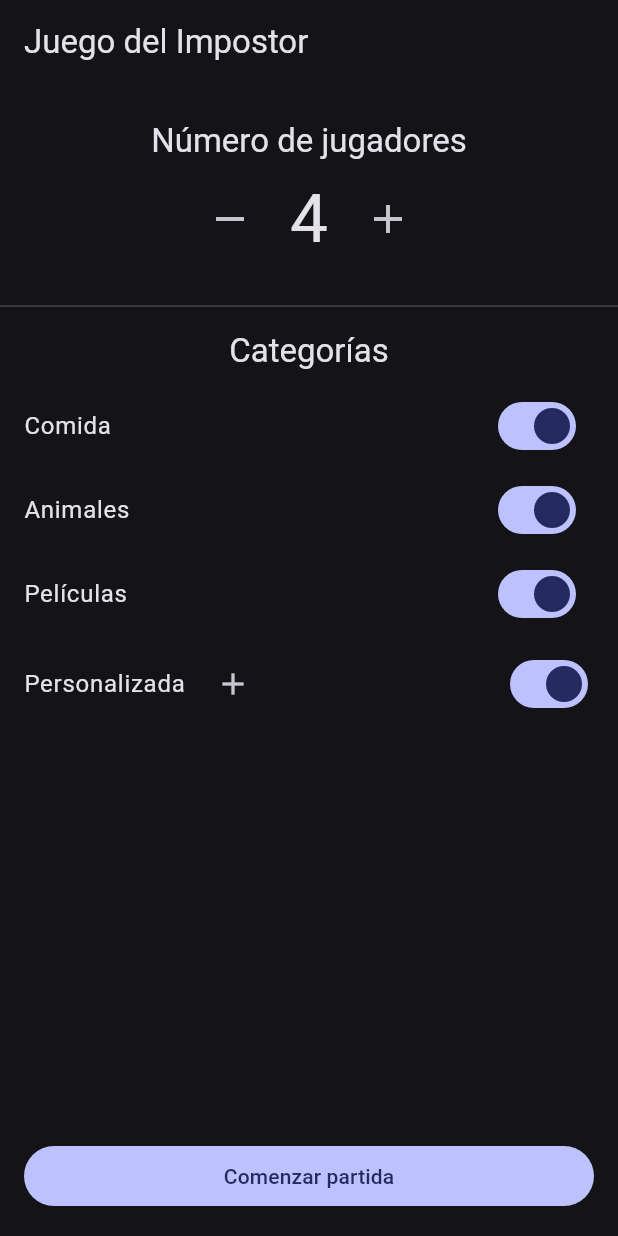
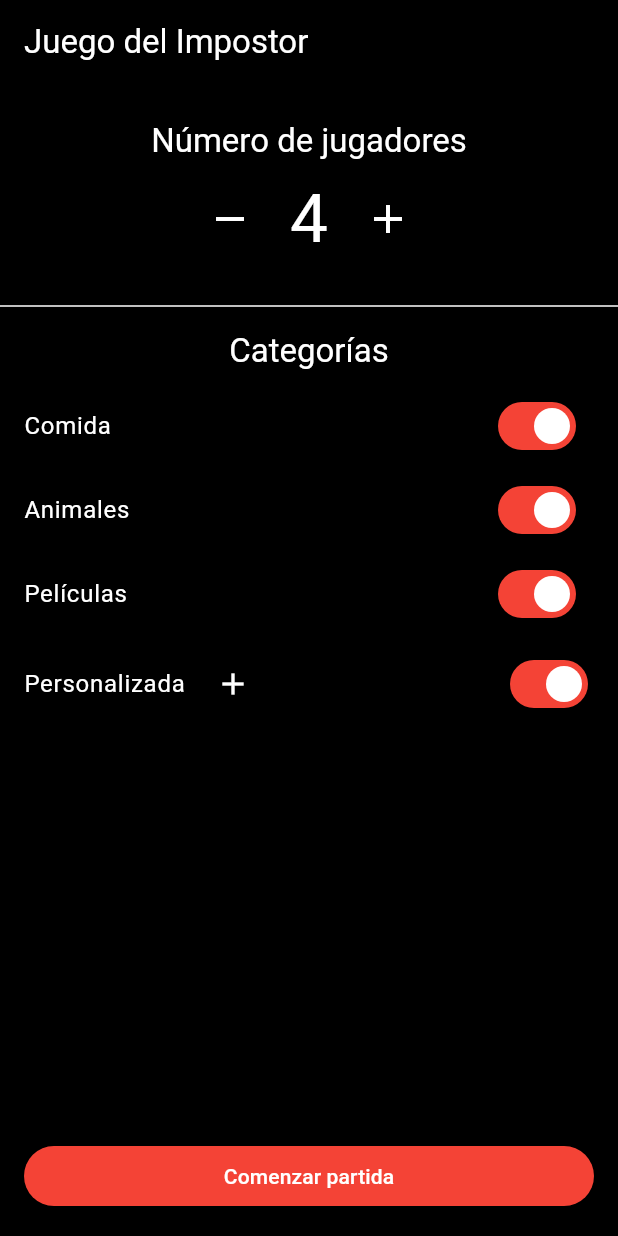
Before and after one commit to Drakko99/juego_impostor, a Flutter app: the screen it shows after launch, on a phone screen of 412 x 824 dp. Run offline on Flutter 3.47's test engine with Material 3 defaults, Android fonts, the phone set to English and light mode, and no system bars; our stand-ins replace sqflite; accounts and stored records are empty.

Commit message:
feat: actualiza la paleta de colores

```diff
--- a/lib/main.dart
+++ b/lib/main.dart
@@ -11,14 +11,21 @@ class ImpostorApp extends StatelessWidget {
 
   @override
   Widget build(BuildContext context) {
-    final darkColorScheme = ColorScheme.fromSeed(
-      seedColor: const Color.fromARGB(255, 35, 45, 136),
+    final darkColorScheme = const ColorScheme(
     brightness: Brightness.dark,
+    primary: Colors.red,
+    onPrimary: Colors.white,
+    secondary: Colors.redAccent,
+    onSecondary: Colors.white,
+    background: Colors.black,
+    onBackground: Colors.white,
+    surface: Colors.black,
+    onSurface: Colors.white,
+    error: Colors.redAccent,
+    onError: Colors.white,
   );
 
   return MaterialApp(
-      title: 'Juego del Impostor',
-      debugShowCheckedModeBanner: false,
     theme: ThemeData(
       colorScheme: darkColorScheme,
       useMaterial3: true,
```
Lines whose indentation alone changed are shown as unchanged.
